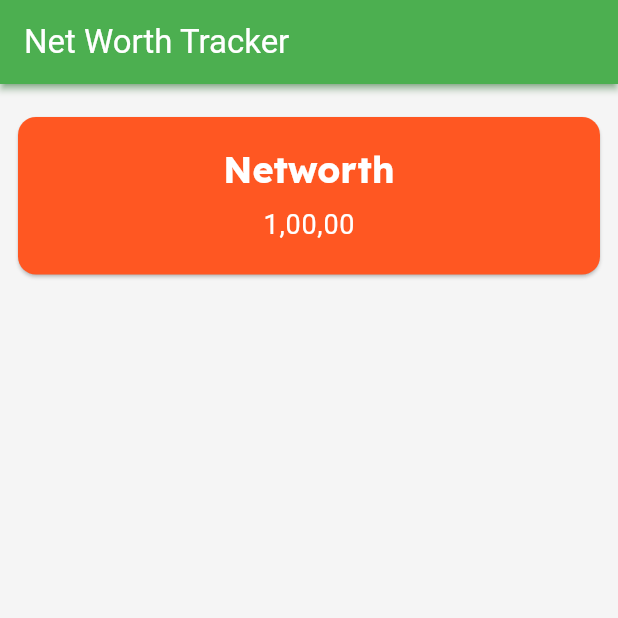
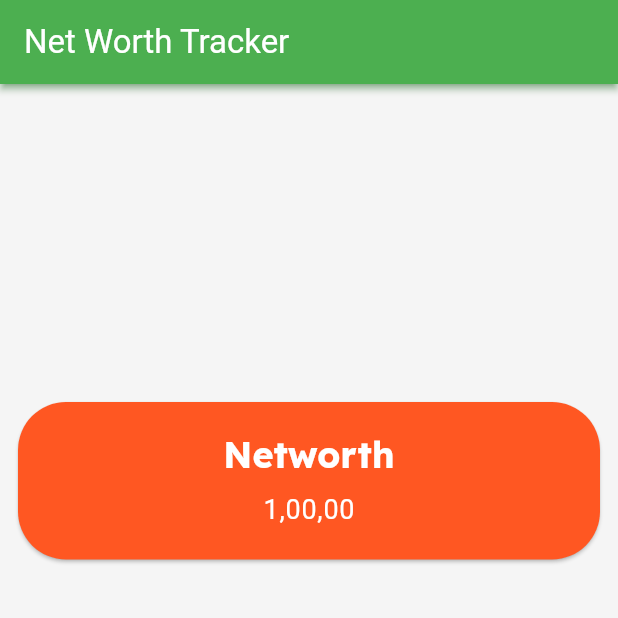
Before and after one commit to JD1411GH/Networth, a Flutter app: the screen it shows after launch, on a phone screen of 412 x 824 dp, the top half of it. Run offline on Flutter 3.47's test engine with Material 3 defaults, Android fonts, the phone set to English and light mode, and no system bars; our stand-ins replace fluttertoast, google_fonts, synchronized.

Commit message:
feature: main networth card

```diff
--- a/lib/home.dart
+++ b/lib/home.dart
@@ -64,24 +64,13 @@ class _HomeState extends State<Home> {
           appBar: AppBar(title: Text(widget.title)),
           body: RefreshIndicator(
             onRefresh: refresh,
-            child: SingleChildScrollView(
-              physics: const AlwaysScrollableScrollPhysics(),
             child: Padding(
               padding: const EdgeInsets.all(8.0),
-                child: Center(
               child: Column(
                 children: [
-                      // leave some space at top
-                      SizedBox(height: 10),
-
-                      // your widgets here
+                  SizedBox(height: 200),
                   MainTile(title: "Networth", subtitle: "1,00,00"),
-
-                      // leave some space at bottom
-                      SizedBox(height: 100),
                 ],
-                  ),
-                ),
               ),
             ),
           ),
--- a/lib/widgets/maintile.dart
+++ b/lib/widgets/maintile.dart
@@ -20,11 +20,17 @@ class MainTile extends StatefulWidget {
 
 class MainTileState extends State<MainTile> {
   final Lock _lock = Lock();
+  String _animatedSubtitle = '';
 
   @override
   void initState() {
     super.initState();
-
+    // Trigger the subtitle animation after the first frame
+    WidgetsBinding.instance.addPostFrameCallback((_) {
+      setState(() {
+        _animatedSubtitle = widget.subtitle;
+      });
+    });
     refresh();
   }
 
@@ -60,6 +66,9 @@ class MainTileState extends State<MainTile> {
         constraints: BoxConstraints(maxWidth: maxWidth, minWidth: maxWidth),
         child: Card(
           color: Utils().getRandomDarkColor(),
+          shape: RoundedRectangleBorder(
+            borderRadius: BorderRadius.circular(32), // Increased roundness
+          ),
           child: Padding(
             padding: const EdgeInsets.all(16.0),
             child: Column(
@@ -81,11 +90,18 @@ class MainTileState extends State<MainTile> {
                 // subtitle
                 Padding(
                   padding: const EdgeInsets.all(4.0),
-                  child: Text(
-                    widget.subtitle,
-                    style: Theme.of(
-                      context,
-                    ).textTheme.bodyLarge!.copyWith(color: Colors.white),
+                  child: Row(
+                    mainAxisAlignment: MainAxisAlignment.center,
+                    mainAxisSize: MainAxisSize.min,
+                    children: List.generate(_animatedSubtitle.length, (i) {
+                      return _AnimatedChar(
+                        char: _animatedSubtitle[i],
+                        delay: Duration(milliseconds: 50 * i),
+                        style: Theme.of(
+                          context,
+                        ).textTheme.bodyLarge!.copyWith(color: Colors.white),
+                      );
+                    }),
                   ),
                 ),
               ],
@@ -96,3 +112,55 @@ class MainTileState extends State<MainTile> {
     );
   }
 }
+
+class _AnimatedChar extends StatefulWidget {
+  final String char;
+  final Duration delay;
+  final TextStyle style;
+
+  const _AnimatedChar({
+    required this.char,
+    required this.delay,
+    required this.style,
+  });
+
+  @override
+  State<_AnimatedChar> createState() => _AnimatedCharState();
+}
+
+class _AnimatedCharState extends State<_AnimatedChar> {
+  bool _animate = false;
+
+  @override
+  void initState() {
+    super.initState();
+    Future.delayed(widget.delay, () {
+      if (mounted) {
+        setState(() {
+          _animate = true;
+        });
+      }
+    });
+  }
+
+  @override
+  Widget build(BuildContext context) {
+    return TweenAnimationBuilder<double>(
+      tween: Tween(begin: 1, end: _animate ? 0 : 1),
+      duration: const Duration(milliseconds: 600),
+      curve: Curves.easeInOut,
+      builder: (context, value, child) {
+        final double angle = value * 1.2; // vertical flip
+        return Transform(
+          alignment: Alignment.center,
+          transform:
+              Matrix4.identity()
+                ..setEntry(3, 2, 0.002)
+                ..rotateX(angle),
+          child: Opacity(opacity: (1 - value).clamp(0.0, 1.0), child: child),
+        );
+      },
+      child: Text(widget.char, style: widget.style),
+    );
+  }
+}
```
Lines whose indentation alone changed are shown as unchanged.
